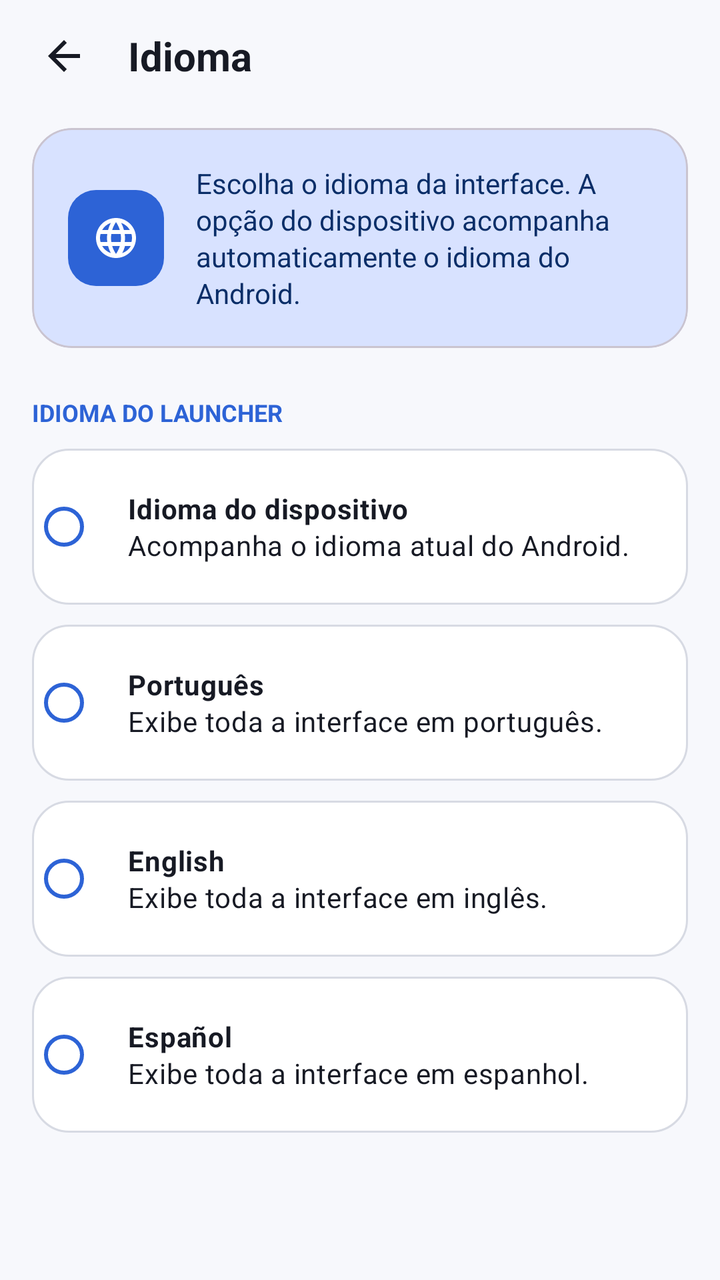
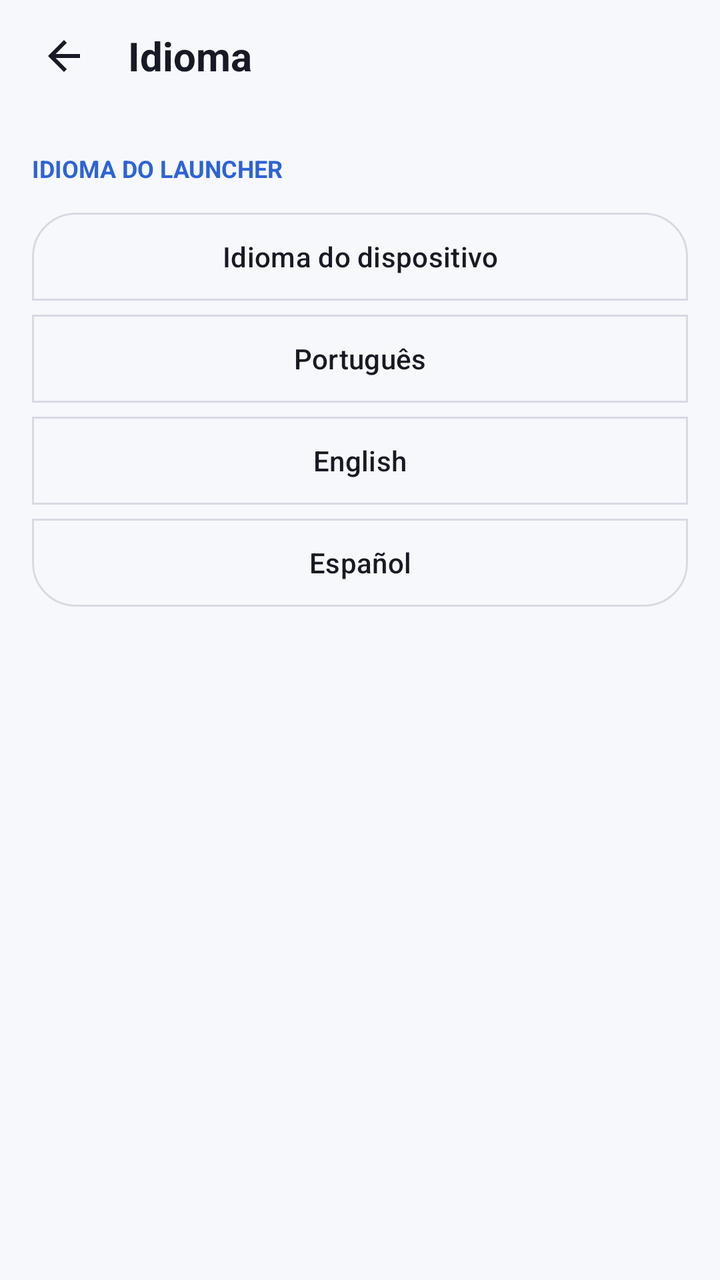

Two renders of the same Android screen: before a commit and after it. Below are the layout's source before the change and the commit's diff.
<!-- AndroidManifest.xml: activity theme Theme.KristalLauncher -->
<!-- res/layout/activity_language_settings.xml -->
<?xml version="1.0" encoding="utf-8"?>
<ScrollView xmlns:android="http://schemas.android.com/apk/res/android"
    xmlns:app="http://schemas.android.com/apk/res-auto"
    android:layout_width="match_parent"
    android:layout_height="match_parent"
    android:fillViewport="true">

    <LinearLayout
        android:layout_width="match_parent"
        android:layout_height="wrap_content"
        android:orientation="vertical"
        android:paddingBottom="32dp">

        <LinearLayout
            android:layout_width="match_parent"
            android:layout_height="56dp"
            android:gravity="center_vertical"
            android:orientation="horizontal"
            android:paddingHorizontal="16dp">

            <ImageView
                android:id="@+id/btnBack"
                android:layout_width="32dp"
                android:layout_height="32dp"
                android:background="?attr/selectableItemBackgroundBorderless"
                android:contentDescription="@string/navigate_back"
                android:padding="4dp"
                android:src="@drawable/ic_arrow_back"
                app:tint="@color/m3_on_surface" />

            <TextView
                android:layout_width="wrap_content"
                android:layout_height="wrap_content"
                android:layout_marginStart="16dp"
                android:text="@string/language_title"
                android:textColor="@color/m3_on_surface"
                android:textSize="20sp"
                android:textStyle="bold" />
        </LinearLayout>

        <com.google.android.material.card.MaterialCardView
            android:id="@+id/languageIntroCard"
            android:layout_width="match_parent"
            android:layout_height="wrap_content"
            android:layout_marginHorizontal="16dp"
            android:layout_marginTop="8dp"
            app:cardBackgroundColor="@color/m3_primary_container"
            app:cardCornerRadius="20dp"
            app:cardElevation="0dp">

            <LinearLayout
                android:layout_width="match_parent"
                android:layout_height="wrap_content"
                android:gravity="center_vertical"
                android:orientation="horizontal"
                android:padding="18dp">

                <ImageView
                    android:layout_width="48dp"
                    android:layout_height="48dp"
                    android:background="@drawable/bg_primary_icon_frame"
                    android:contentDescription="@null"
                    android:padding="12dp"
                    android:src="@drawable/ic_language"
                    app:tint="@color/m3_on_primary" />

                <TextView
                    android:layout_width="0dp"
                    android:layout_height="wrap_content"
                    android:layout_marginStart="16dp"
                    android:layout_weight="1"
                    android:lineSpacingExtra="2dp"
                    android:text="@string/language_summary"
                    android:textColor="@color/m3_on_primary_container"
                    android:textSize="14sp" />
            </LinearLayout>
        </com.google.android.material.card.MaterialCardView>

        <TextView
            android:layout_width="wrap_content"
            android:layout_height="wrap_content"
            android:layout_marginHorizontal="16dp"
            android:layout_marginTop="24dp"
            android:layout_marginBottom="10dp"
            android:text="@string/language_options_title"
            android:textColor="@color/m3_primary"
            android:textSize="12sp"
            android:textStyle="bold" />

        <RadioGroup
            android:id="@+id/languageOptions"
            android:layout_width="match_parent"
            android:layout_height="wrap_content"
            android:layout_marginHorizontal="16dp"
            android:orientation="vertical">

            <com.google.android.material.radiobutton.MaterialRadioButton
                android:id="@+id/languageDevice"
                android:layout_width="match_parent"
                android:layout_height="wrap_content"
                android:minHeight="78dp"
                android:background="@drawable/bg_settings_option"
                android:gravity="center_vertical"
                android:lineSpacingExtra="2dp"
                android:paddingHorizontal="16dp"
                android:text="@string/lang_device_option"
                android:textColor="@color/m3_on_surface"
                android:textSize="14sp"
                app:buttonTint="@color/m3_primary" />

            <com.google.android.material.radiobutton.MaterialRadioButton
                android:id="@+id/languagePortuguese"
                android:layout_width="match_parent"
                android:layout_height="wrap_content"
                android:layout_marginTop="10dp"
                android:minHeight="78dp"
                android:background="@drawable/bg_settings_option"
                android:gravity="center_vertical"
                android:lineSpacingExtra="2dp"
                android:paddingHorizontal="16dp"
                android:text="@string/lang_pt_option"
                android:textColor="@color/m3_on_surface"
                android:textSize="14sp"
                app:buttonTint="@color/m3_primary" />

            <com.google.android.material.radiobutton.MaterialRadioButton
                android:id="@+id/languageEnglish"
                android:layout_width="match_parent"
                android:layout_height="wrap_content"
                android:layout_marginTop="10dp"
                android:minHeight="78dp"
                android:background="@drawable/bg_settings_option"
                android:gravity="center_vertical"
                android:lineSpacingExtra="2dp"
                android:paddingHorizontal="16dp"
                android:text="@string/lang_en_option"
                android:textColor="@color/m3_on_surface"
                android:textSize="14sp"
                app:buttonTint="@color/m3_primary" />

            <com.google.android.material.radiobutton.MaterialRadioButton
                android:id="@+id/languageSpanish"
                android:layout_width="match_parent"
                android:layout_height="wrap_content"
                android:layout_marginTop="10dp"
                android:minHeight="78dp"
                android:background="@drawable/bg_settings_option"
                android:gravity="center_vertical"
                android:lineSpacingExtra="2dp"
                android:paddingHorizontal="16dp"
                android:text="@string/lang_es_option"
                android:textColor="@color/m3_on_surface"
                android:textSize="14sp"
                app:buttonTint="@color/m3_primary" />
        </RadioGroup>
    </LinearLayout>
</ScrollView>
<!-- resources referenced by this layout -->
<resources>
  <!-- drawable bg_primary_icon_frame (drawable) -->
  <?xml version="1.0" encoding="utf-8"?>
  <shape xmlns:android="http://schemas.android.com/apk/res/android"
      android:shape="rectangle">
      <solid android:color="@color/m3_primary" />
      <corners android:radius="14dp" />
  </shape>
  <!-- drawable bg_settings_option (drawable) -->
  <?xml version="1.0" encoding="utf-8"?>
  <selector xmlns:android="http://schemas.android.com/apk/res/android">
      <item android:state_checked="true">
          <shape android:shape="rectangle">
              <solid android:color="@color/m3_primary_container" />
              <stroke
                  android:width="2dp"
                  android:color="@color/m3_primary" />
              <corners android:radius="18dp" />
          </shape>
      </item>
      <item>
          <shape android:shape="rectangle">
              <solid android:color="@color/m3_surface_card" />
              <stroke
                  android:width="1dp"
                  android:color="@color/m3_outline" />
              <corners android:radius="18dp" />
          </shape>
      </item>
  </selector>
  <!-- drawable ic_language (drawable) -->
  <vector xmlns:android="http://schemas.android.com/apk/res/android"
      android:width="24dp"
      android:height="24dp"
      android:viewportWidth="24"
      android:viewportHeight="24">
    <path
        android:fillColor="#FFE2E2E6"
        android:pathData="M11.99,2C6.47,2 2,6.48 2,12s4.47,10 9.99,10C17.52,22 22,17.52 22,12S17.52,2 11.99,2zm6.93,6h-2.95c-0.32,-1.25 -0.78,-2.45 -1.38,-3.56 1.84,0.63 3.37,1.91 4.33,3.56zM12,4.04c0.83,1.2 1.48,2.53 1.91,3.96h-3.82c0.43,-1.43 1.08,-2.76 1.91,-3.96zM4.26,14C4.1,13.36 4,12.69 4,12s0.1,-1.36 0.26,-2h3.38c-0.08,0.66 -0.14,1.32 -0.14,2 0,0.68 0.06,1.34 0.14,2H4.26zm0.82,2h2.95c0.32,1.25 0.78,2.45 1.38,3.56 -1.84,-0.63 -3.37,-1.91 -4.33,-3.56zm2.95,-8H5.08c0.96,-1.65 2.49,-2.93 4.33,-3.56C8.81,5.55 8.35,6.75 8.03,8zM12,19.96c-0.83,-1.2 -1.48,-2.53 -1.91,-3.96h3.82c-0.43,1.43 -1.08,2.76 -1.91,3.96zM14.34,14h-4.68c-0.09,-0.66 -0.16,-1.32 -0.16,-2 0,-0.68 0.07,-1.35 0.16,-2h4.68c0.09,0.65 0.16,1.32 0.16,2 0,0.68 -0.07,1.34 -0.16,2zm0.77,5.56c0.6,-1.11 1.06,-2.31 1.38,-3.56h2.95c-0.96,1.65 -2.49,2.93 -4.33,3.56zM16.36,14c0.08,-0.66 0.14,-1.32 0.14,-2 0,-0.68 -0.06,-1.34 -0.14,-2h3.38c0.16,0.64 0.26,1.31 0.26,2s-0.1,1.36 -0.26,2h-3.38z"/>
  </vector>
  <string name="lang_device_option"><b>Idioma do dispositivo</b>\nAcompanha o idioma atual do Android.</string>
  <string name="lang_en_option"><b>English</b>\nExibe toda a interface em inglês.</string>
  <string name="lang_es_option"><b>Español</b>\nExibe toda a interface em espanhol.</string>
  <string name="lang_pt_option"><b>Português</b>\nExibe toda a interface em português.</string>
  <string name="language_summary">Escolha o idioma da interface. A opção do dispositivo acompanha automaticamente o idioma do Android.</string>
  <style name="Theme.KristalLauncher" parent="Theme.Material3.DayNight.NoActionBar">
          <item name="colorPrimary">@color/m3_primary</item>
          <item name="colorOnPrimary">@color/m3_on_primary</item>
          <item name="colorPrimaryContainer">@color/m3_primary_container</item>
          <item name="colorOnPrimaryContainer">@color/m3_on_primary_container</item>
          <item name="android:colorBackground">@color/m3_bg_dark</item>
          <item name="colorSurface">@color/m3_surface</item>
          <item name="colorSurfaceVariant">@color/m3_surface_variant</item>
          <item name="colorOnSurface">@color/m3_on_surface</item>
          <item name="colorOnSurfaceVariant">@color/m3_on_surface_variant</item>
          <item name="colorOutline">@color/m3_outline</item>
          <item name="android:windowDrawsSystemBarBackgrounds">true</item>
          <item name="android:statusBarColor">@color/m3_surface</item>
          <item name="android:navigationBarColor">@color/m3_bg_dark</item>
          <item name="android:windowLightStatusBar">@bool/is_light_theme</item>
          <item name="android:windowLightNavigationBar" tools:targetApi="o_mr1">@bool/is_light_theme</item>
          <item name="android:windowActionModeOverlay">true</item>
      </style>
  <color name="m3_surface_card">#FFFFFF</color>
  <!-- unchanged entries left out for length: 14 -->
</resources>

<!-- the commit's change to res/layout/activity_language_settings.xml (unified diff, before → after) -->
@@ -38,120 +38,57 @@
                 android:textStyle="bold" />
         </LinearLayout>
 
-        <com.google.android.material.card.MaterialCardView
-            android:id="@+id/languageIntroCard"
-            android:layout_width="match_parent"
-            android:layout_height="wrap_content"
-            android:layout_marginHorizontal="16dp"
-            android:layout_marginTop="8dp"
-            app:cardBackgroundColor="@color/m3_primary_container"
-            app:cardCornerRadius="20dp"
-            app:cardElevation="0dp">
-
-            <LinearLayout
-                android:layout_width="match_parent"
-                android:layout_height="wrap_content"
-                android:gravity="center_vertical"
-                android:orientation="horizontal"
-                android:padding="18dp">
-
-                <ImageView
-                    android:layout_width="48dp"
-                    android:layout_height="48dp"
-                    android:background="@drawable/bg_primary_icon_frame"
-                    android:contentDescription="@null"
-                    android:padding="12dp"
-                    android:src="@drawable/ic_language"
-                    app:tint="@color/m3_on_primary" />
-
-                <TextView
-                    android:layout_width="0dp"
-                    android:layout_height="wrap_content"
-                    android:layout_marginStart="16dp"
-                    android:layout_weight="1"
-                    android:lineSpacingExtra="2dp"
-                    android:text="@string/language_summary"
-                    android:textColor="@color/m3_on_primary_container"
-                    android:textSize="14sp" />
-            </LinearLayout>
-        </com.google.android.material.card.MaterialCardView>
-
         <TextView
             android:layout_width="wrap_content"
             android:layout_height="wrap_content"
             android:layout_marginHorizontal="16dp"
-            android:layout_marginTop="24dp"
+            android:layout_marginTop="20dp"
             android:layout_marginBottom="10dp"
             android:text="@string/language_options_title"
             android:textColor="@color/m3_primary"
             android:textSize="12sp"
             android:textStyle="bold" />
 
-        <RadioGroup
+        <com.google.android.material.button.MaterialButtonToggleGroup
             android:id="@+id/languageOptions"
             android:layout_width="match_parent"
             android:layout_height="wrap_content"
             android:layout_marginHorizontal="16dp"
-            android:orientation="vertical">
+            android:orientation="vertical"
+            app:selectionRequired="true"
+            app:singleSelection="true">
 
-            <com.google.android.material.radiobutton.MaterialRadioButton
+            <com.google.android.material.button.MaterialButton
                 android:id="@+id/languageDevice"
+                style="@style/Widget.Material3.Button.OutlinedButton"
                 android:layout_width="match_parent"
-                android:layout_height="wrap_content"
-                android:minHeight="78dp"
-                android:background="@drawable/bg_settings_option"
-                android:gravity="center_vertical"
-                android:lineSpacingExtra="2dp"
-                android:paddingHorizontal="16dp"
+                android:layout_height="52dp"
                 android:text="@string/lang_device_option"
-                android:textColor="@color/m3_on_surface"
-                android:textSize="14sp"
-                app:buttonTint="@color/m3_primary" />
+                android:textSize="14sp" />
 
-            <com.google.android.material.radiobutton.MaterialRadioButton
+            <com.google.android.material.button.MaterialButton
                 android:id="@+id/languagePortuguese"
+                style="@style/Widget.Material3.Button.OutlinedButton"
                 android:layout_width="match_parent"
-                android:layout_height="wrap_content"
-                android:layout_marginTop="10dp"
-                android:minHeight="78dp"
-                android:background="@drawable/bg_settings_option"
-                android:gravity="center_vertical"
-                android:lineSpacingExtra="2dp"
-                android:paddingHorizontal="16dp"
+                android:layout_height="52dp"
                 android:text="@string/lang_pt_option"
-                android:textColor="@color/m3_on_surface"
-                android:textSize="14sp"
-                app:buttonTint="@color/m3_primary" />
+                android:textSize="14sp" />
 
-            <com.google.android.material.radiobutton.MaterialRadioButton
+            <com.google.android.material.button.MaterialButton
                 android:id="@+id/languageEnglish"
+                style="@style/Widget.Material3.Button.OutlinedButton"
                 android:layout_width="match_parent"
-                android:layout_height="wrap_content"
-                android:layout_marginTop="10dp"
-                android:minHeight="78dp"
-                android:background="@drawable/bg_settings_option"
-                android:gravity="center_vertical"
-                android:lineSpacingExtra="2dp"
-                android:paddingHorizontal="16dp"
+                android:layout_height="52dp"
                 android:text="@string/lang_en_option"
-                android:textColor="@color/m3_on_surface"
-                android:textSize="14sp"
-                app:buttonTint="@color/m3_primary" />
+                android:textSize="14sp" />
 
-            <com.google.android.material.radiobutton.MaterialRadioButton
+            <com.google.android.material.button.MaterialButton
                 android:id="@+id/languageSpanish"
+                style="@style/Widget.Material3.Button.OutlinedButton"
                 android:layout_width="match_parent"
-                android:layout_height="wrap_content"
-                android:layout_marginTop="10dp"
-                android:minHeight="78dp"
-                android:background="@drawable/bg_settings_option"
-                android:gravity="center_vertical"
-                android:lineSpacingExtra="2dp"
-                android:paddingHorizontal="16dp"
+                android:layout_height="52dp"
                 android:text="@string/lang_es_option"
-                android:textColor="@color/m3_on_surface"
-                android:textSize="14sp"
-                app:buttonTint="@color/m3_primary" />
-        </RadioGroup>
+                android:textSize="14sp" />
+        </com.google.android.material.button.MaterialButtonToggleGroup>
     </LinearLayout>
 </ScrollView>
<!-- resource entries referenced after the edit -->
@@ -1,49 +1,9 @@
 <!-- resources referenced by this layout -->
 <resources>
-  <!-- drawable bg_primary_icon_frame (drawable) -->
-  <?xml version="1.0" encoding="utf-8"?>
-  <shape xmlns:android="http://schemas.android.com/apk/res/android"
-      android:shape="rectangle">
-      <solid android:color="@color/m3_primary" />
-      <corners android:radius="14dp" />
-  </shape>
-  <!-- drawable bg_settings_option (drawable) -->
-  <?xml version="1.0" encoding="utf-8"?>
-  <selector xmlns:android="http://schemas.android.com/apk/res/android">
-      <item android:state_checked="true">
-          <shape android:shape="rectangle">
-              <solid android:color="@color/m3_primary_container" />
-              <stroke
-                  android:width="2dp"
-                  android:color="@color/m3_primary" />
-              <corners android:radius="18dp" />
-          </shape>
-      </item>
-      <item>
-          <shape android:shape="rectangle">
-              <solid android:color="@color/m3_surface_card" />
-              <stroke
-                  android:width="1dp"
-                  android:color="@color/m3_outline" />
-              <corners android:radius="18dp" />
-          </shape>
-      </item>
-  </selector>
-  <!-- drawable ic_language (drawable) -->
-  <vector xmlns:android="http://schemas.android.com/apk/res/android"
-      android:width="24dp"
-      android:height="24dp"
-      android:viewportWidth="24"
-      android:viewportHeight="24">
-    <path
-        android:fillColor="#FFE2E2E6"
-        android:pathData="M11.99,2C6.47,2 2,6.48 2,12s4.47,10 9.99,10C17.52,22 22,17.52 22,12S17.52,2 11.99,2zm6.93,6h-2.95c-0.32,-1.25 -0.78,-2.45 -1.38,-3.56 1.84,0.63 3.37,1.91 4.33,3.56zM12,4.04c0.83,1.2 1.48,2.53 1.91,3.96h-3.82c0.43,-1.43 1.08,-2.76 1.91,-3.96zM4.26,14C4.1,13.36 4,12.69 4,12s0.1,-1.36 0.26,-2h3.38c-0.08,0.66 -0.14,1.32 -0.14,2 0,0.68 0.06,1.34 0.14,2H4.26zm0.82,2h2.95c0.32,1.25 0.78,2.45 1.38,3.56 -1.84,-0.63 -3.37,-1.91 -4.33,-3.56zm2.95,-8H5.08c0.96,-1.65 2.49,-2.93 4.33,-3.56C8.81,5.55 8.35,6.75 8.03,8zM12,19.96c-0.83,-1.2 -1.48,-2.53 -1.91,-3.96h3.82c-0.43,1.43 -1.08,2.76 -1.91,3.96zM14.34,14h-4.68c-0.09,-0.66 -0.16,-1.32 -0.16,-2 0,-0.68 0.07,-1.35 0.16,-2h4.68c0.09,0.65 0.16,1.32 0.16,2 0,0.68 -0.07,1.34 -0.16,2zm0.77,5.56c0.6,-1.11 1.06,-2.31 1.38,-3.56h2.95c-0.96,1.65 -2.49,2.93 -4.33,3.56zM16.36,14c0.08,-0.66 0.14,-1.32 0.14,-2 0,-0.68 -0.06,-1.34 -0.14,-2h3.38c0.16,0.64 0.26,1.31 0.26,2s-0.1,1.36 -0.26,2h-3.38z"/>
-  </vector>
-  <string name="lang_device_option"><b>Idioma do dispositivo</b>\nAcompanha o idioma atual do Android.</string>
-  <string name="lang_en_option"><b>English</b>\nExibe toda a interface em inglês.</string>
-  <string name="lang_es_option"><b>Español</b>\nExibe toda a interface em espanhol.</string>
-  <string name="lang_pt_option"><b>Português</b>\nExibe toda a interface em português.</string>
-  <string name="language_summary">Escolha o idioma da interface. A opção do dispositivo acompanha automaticamente o idioma do Android.</string>
+  <string name="lang_device_option">Idioma do dispositivo</string>
+  <string name="lang_en_option">English</string>
+  <string name="lang_es_option">Español</string>
+  <string name="lang_pt_option">Português</string>
   <style name="Theme.KristalLauncher" parent="Theme.Material3.DayNight.NoActionBar">
           <item name="colorPrimary">@color/m3_primary</item>
           <item name="colorOnPrimary">@color/m3_on_primary</item>
@@ -61,8 +21,8 @@
           <item name="android:windowLightStatusBar">@bool/is_light_theme</item>
           <item name="android:windowLightNavigationBar" tools:targetApi="o_mr1">@bool/is_light_theme</item>
           <item name="android:windowActionModeOverlay">true</item>
+          <item name="android:windowAnimationStyle">@null</item>
       </style>
-  <color name="m3_surface_card">#FFFFFF</color>
   <!-- unchanged entries left out for length: 14 -->
 </resources>
 
